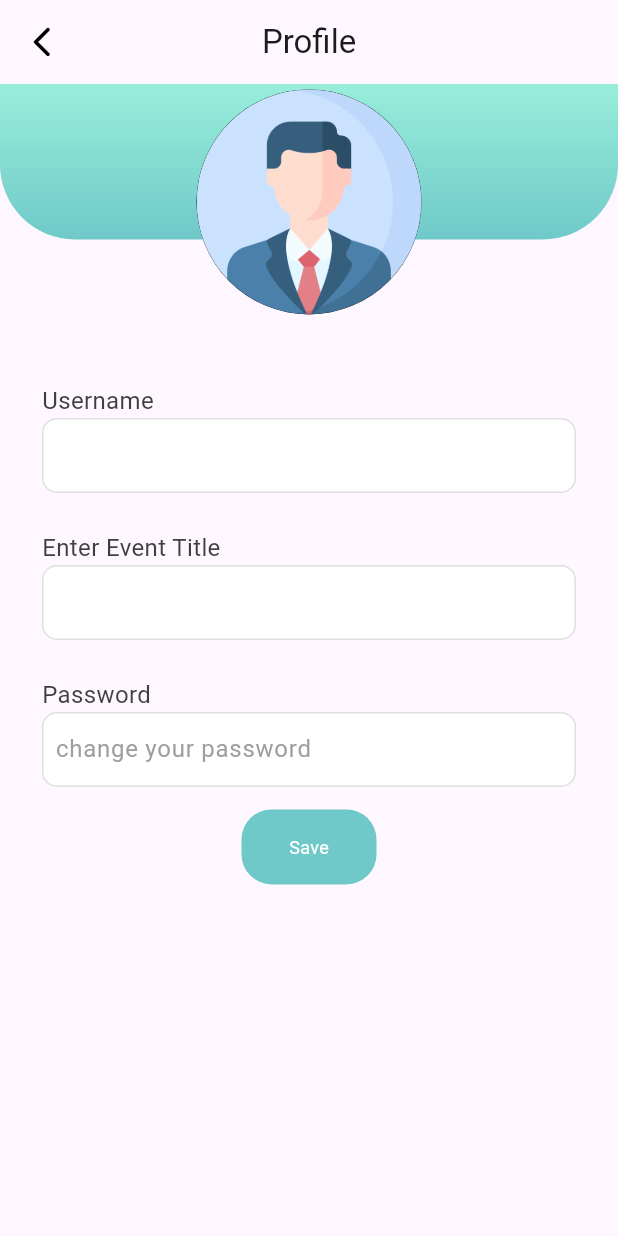
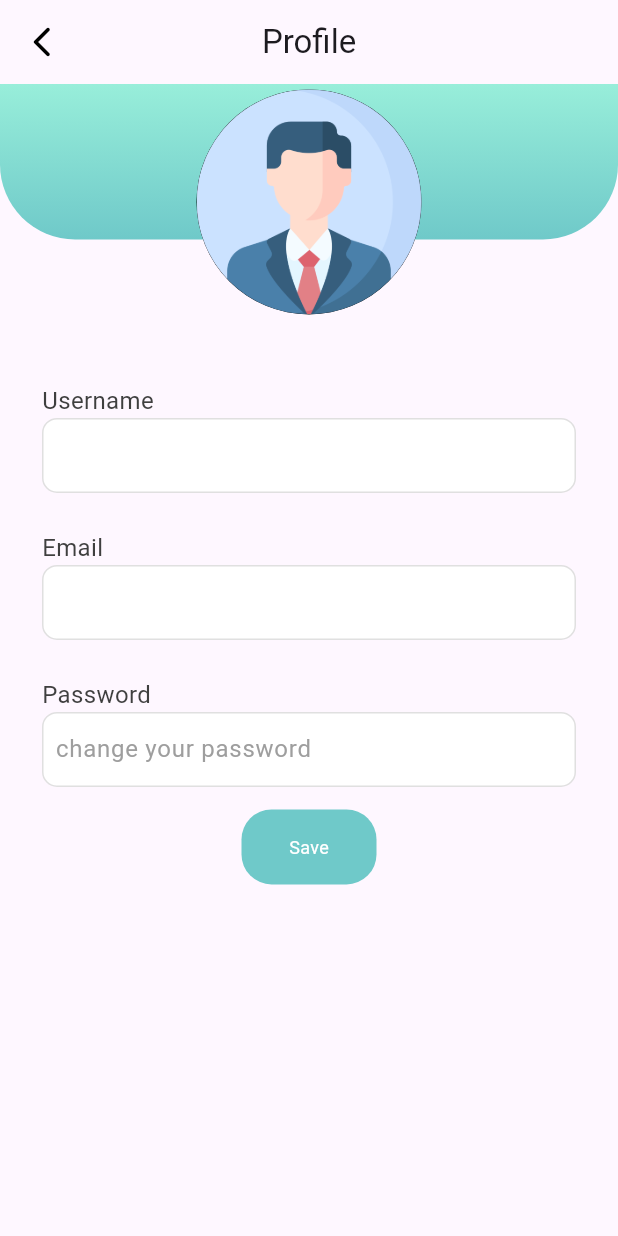
Before and after one commit to aymanerihane/UniEvents, a Flutter app: the Profile screen opened directly, on a phone screen of 412 x 824 dp. Run offline on Flutter 3.47's test engine with Material 3 defaults, Android fonts, the light colour scheme and no system bars; our stand-ins replace date_picker_timeline, file_picker, get, hidden_drawer_menu, qr_flutter, sqflite; accounts and stored records are empty; Roboto replaces fonts that are missing (Poppins).

Commit message:
update profile user informations

```diff
--- a/unievents/lib/templates/Settings/profile.dart
+++ b/unievents/lib/templates/Settings/profile.dart
@@ -1,10 +1,13 @@
 import 'package:flutter/material.dart';
 import 'package:get/get.dart';
 import 'package:provider/provider.dart'; // Import Provider
+import 'package:unievents/Models/users.dart';
+import 'package:unievents/templates/drawer/hidden_drawer.dart';
+import 'package:unievents/templates/homePage/homePage.dart';
 import 'package:unievents/wigets/input.dart';
 import 'package:unievents/wigets/MyButton.dart';
 import 'package:unievents/themes/themes.dart';
-import 'package:unievents/DB%20&%20Controllers/database_helper.dart';
+import 'package:unievents/DB & Controllers/database_helper.dart';
 
 class Profile extends StatefulWidget {
   const Profile({Key? key}) : super(key: key);
@@ -14,9 +17,9 @@ class Profile extends StatefulWidget {
 }
 
 class _ProfileState extends State<Profile> {
-  final _eventTitle = TextEditingController();
-  final _eventDiscription = TextEditingController();
-  final _otherType = TextEditingController();
+  final _usrname = TextEditingController();
+  final _email = TextEditingController();
+  final _password = TextEditingController();
 
   @override
   Widget build(BuildContext context) {
@@ -46,23 +49,36 @@ class _ProfileState extends State<Profile> {
                         ?.copyWith(fontWeight: FontWeight.bold),
                   ),
                   MyInput(
-                    controller: _eventTitle,
+                    controller: _usrname,
                     hint: username,
                     title: 'Username',
                   ),
                   MyInput(
-                    controller: _eventTitle,
+                    controller: _email,
                     hint: currentUser?.email ?? 'is not',
-                    title: 'Enter Event Title',
+                    title: 'Email',
                   ),
                   MyInput(
-                    controller: _eventTitle,
+                    controller: _password,
                     hint: 'change your password',
                     title: 'Password',
                   ),
                   MyButton(
                     label: "Save",
-                    onTap: null,
+                    onTap: () async {
+                      final updatedUser = Users(
+                        usrId: currentUser?.usrId,
+                        usrName: _usrname.text,
+                        email: _email.text,
+                        password: _password.text,
+                      );
+                      print(_usrname.text);
+                      await auth.updateUser(updatedUser);
+                      Navigator.push(
+                          context,
+                          MaterialPageRoute(
+                              builder: (context) => const Hidden_Drawer()));
+                    },
                     visibility: true,
                   ),
                 ],
```
Also changed, not shown: unievents/lib/DB & Controllers/database_helper.dart (+54 -27 lines).
